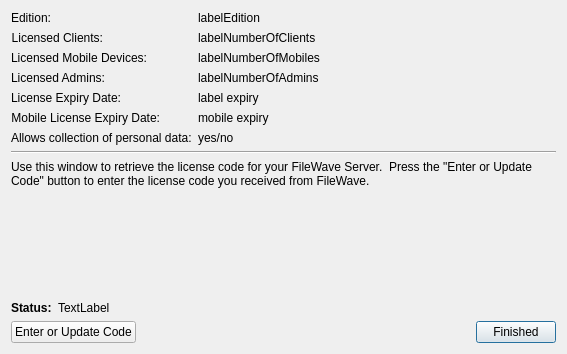
fw-dev/translations, file FWAdminLib/EditActivationCodesDlg.ui: the form before one commit.
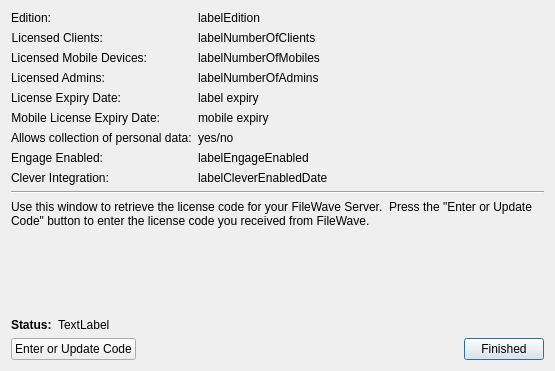
The form after the commit.

Diff of the .ui file:
```diff
--- a/FWAdminLib/EditActivationCodesDlg.ui
+++ b/FWAdminLib/EditActivationCodesDlg.ui
@@ -6,8 +6,8 @@
    <rect>
     <x>0</x>
     <y>0</y>
-    <width>567</width>
-    <height>354</height>
+    <width>555</width>
+    <height>371</height>
    </rect>
   </property>
   <property name="windowTitle">
@@ -29,6 +29,9 @@
    </item>
    <item row="5" column="0">
     <layout class="QHBoxLayout" name="horizontalLayout">
+     <property name="rightMargin">
+      <number>0</number>
+     </property>
      <item>
       <widget class="QPushButton" name="buttonUpdate">
        <property name="text">
@@ -170,13 +173,6 @@
          </property>
         </widget>
        </item>
-       <item row="6" column="1">
-        <widget class="QLabel" name="labelAllowUserDataCollection">
-         <property name="text">
-          <string>yes/no</string>
-         </property>
-        </widget>
-       </item>
        <item row="6" column="0">
         <widget class="QLabel" name="label_7">
          <property name="text">
@@ -184,6 +180,41 @@
          </property>
         </widget>
        </item>
+       <item row="6" column="1">
+        <widget class="QLabel" name="labelAllowUserDataCollection">
+         <property name="text">
+          <string>yes/no</string>
+         </property>
+        </widget>
+       </item>
+       <item row="7" column="0">
+        <widget class="QLabel" name="label_10">
+         <property name="text">
+          <string>Engage Enabled:</string>
+         </property>
+        </widget>
+       </item>
+       <item row="7" column="1">
+        <widget class="QLabel" name="labelEngageEnabled">
+         <property name="text">
+          <string>labelEngageEnabled</string>
+         </property>
+        </widget>
+       </item>
+       <item row="8" column="0">
+        <widget class="QLabel" name="label_11">
+         <property name="text">
+          <string>Clever Integration:</string>
+         </property>
+        </widget>
+       </item>
+       <item row="8" column="1">
+        <widget class="QLabel" name="labelCleverFromDate">
+         <property name="text">
+          <string>labelCleverEnabledDate</string>
+         </property>
+        </widget>
+       </item>
       </layout>
      </item>
      <item>
```
